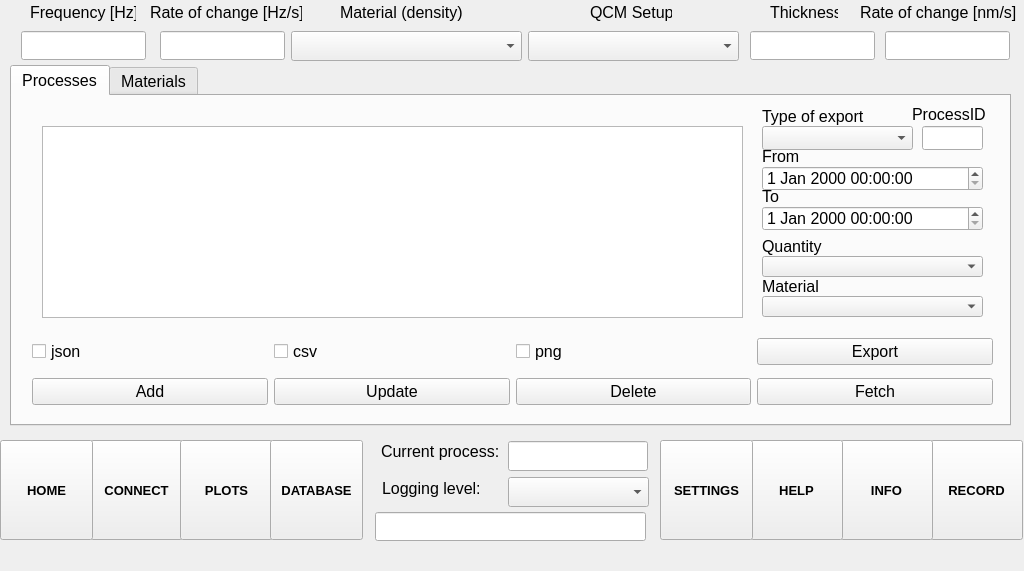
Qt form ui/form.ui (MrTheMatus/QCM_PyApp) before a commit.
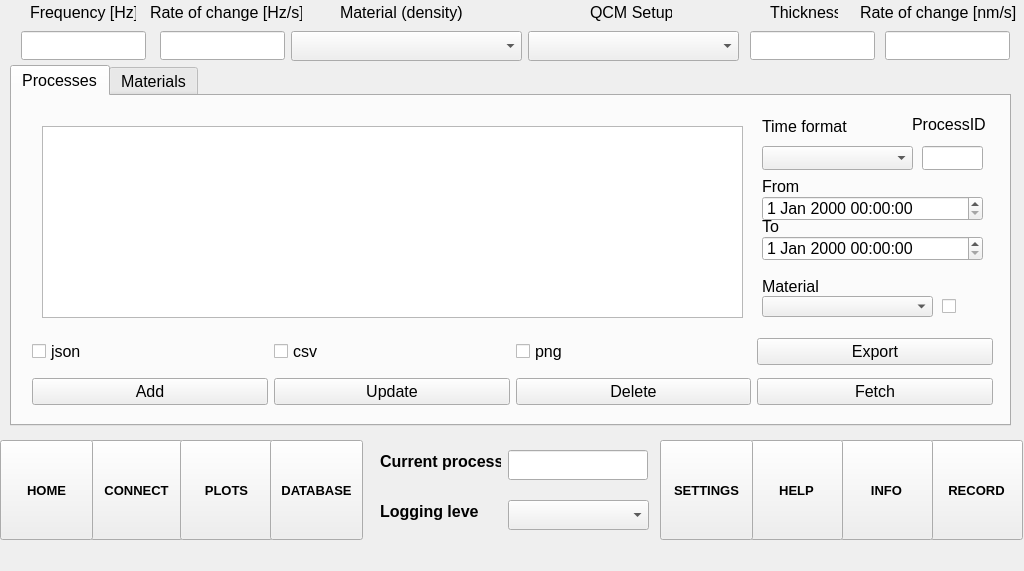
The same form after that commit. The open tabs and pages were chosen to show the change. Icons and pictures are not drawn. Custom widgets are drawn as their Qt base class.

Commit message: Add data export basics

The edit to the form file:
```diff
--- a/ui/form.ui
+++ b/ui/form.ui
@@ -622,7 +622,7 @@
         <property name="geometry">
          <rect>
           <x>910</x>
-          <y>30</y>
+          <y>50</y>
           <width>61</width>
           <height>24</height>
          </rect>
@@ -635,7 +635,7 @@
         <property name="geometry">
          <rect>
           <x>900</x>
-          <y>10</y>
+          <y>20</y>
           <width>81</width>
           <height>16</height>
          </rect>
@@ -648,7 +648,7 @@
         <property name="geometry">
          <rect>
           <x>750</x>
-          <y>70</y>
+          <y>100</y>
           <width>221</width>
           <height>25</height>
          </rect>
@@ -658,7 +658,7 @@
         <property name="geometry">
          <rect>
           <x>750</x>
-          <y>110</y>
+          <y>140</y>
           <width>221</width>
           <height>25</height>
          </rect>
@@ -669,7 +669,7 @@
          <rect>
           <x>750</x>
           <y>200</y>
-          <width>221</width>
+          <width>171</width>
           <height>21</height>
          </rect>
         </property>
@@ -683,7 +683,7 @@
         <property name="geometry">
          <rect>
           <x>750</x>
-          <y>30</y>
+          <y>50</y>
           <width>151</width>
           <height>24</height>
          </rect>
@@ -693,13 +693,13 @@
         <property name="geometry">
          <rect>
           <x>750</x>
-          <y>10</y>
+          <y>20</y>
           <width>111</width>
           <height>21</height>
          </rect>
         </property>
         <property name="text">
-         <string>Type of export</string>
+         <string>Time format</string>
         </property>
        </widget>
        <widget class="QLabel" name="processmaterialLabel">
@@ -724,7 +724,7 @@
         <property name="geometry">
          <rect>
           <x>750</x>
-          <y>50</y>
+          <y>80</y>
           <width>111</width>
           <height>21</height>
          </rect>
@@ -737,7 +737,7 @@
         <property name="geometry">
          <rect>
           <x>750</x>
-          <y>90</y>
+          <y>120</y>
           <width>111</width>
           <height>21</height>
          </rect>
@@ -746,34 +746,6 @@
          <string>To</string>
         </property>
        </widget>
-       <widget class="QLabel" name="quantityLabel">
-        <property name="geometry">
-         <rect>
-          <x>750</x>
-          <y>140</y>
-          <width>71</width>
-          <height>21</height>
-         </rect>
-        </property>
-        <property name="font">
-         <font>
-          <pointsize>12</pointsize>
-         </font>
-        </property>
-        <property name="text">
-         <string>Quantity</string>
-        </property>
-       </widget>
-       <widget class="QComboBox" name="quantityComboBox">
-        <property name="geometry">
-         <rect>
-          <x>750</x>
-          <y>160</y>
-          <width>221</width>
-          <height>21</height>
-         </rect>
-        </property>
-       </widget>
        <widget class="QWidget" name="layoutWidget_4">
         <property name="geometry">
          <rect>
@@ -814,6 +786,19 @@
          </item>
         </layout>
        </widget>
+       <widget class="QCheckBox" name="materialcheckBox">
+        <property name="geometry">
+         <rect>
+          <x>930</x>
+          <y>200</y>
+          <width>21</width>
+          <height>21</height>
+         </rect>
+        </property>
+        <property name="text">
+         <string/>
+        </property>
+       </widget>
       </widget>
       <widget class="QWidget" name="materialsTab">
        <attribute name="title">
@@ -1100,7 +1085,7 @@
     <property name="geometry">
      <rect>
       <x>508</x>
-      <y>441</y>
+      <y>450</y>
       <width>140</width>
       <height>30</height>
      </rect>
@@ -1114,8 +1099,8 @@
    <widget class="QLabel" name="processNameLabel">
     <property name="geometry">
      <rect>
-      <x>381</x>
-      <y>440</y>
+      <x>380</x>
+      <y>450</y>
       <width>121</width>
       <height>22</height>
      </rect>
@@ -1123,6 +1108,7 @@
     <property name="font">
      <font>
       <pointsize>12</pointsize>
+      <bold>true</bold>
      </font>
     </property>
     <property name="text">
@@ -1133,7 +1119,7 @@
     <property name="geometry">
      <rect>
       <x>508</x>
-      <y>477</y>
+      <y>500</y>
       <width>141</width>
       <height>30</height>
      </rect>
@@ -1147,8 +1133,8 @@
    <widget class="QLabel" name="logLabel">
     <property name="geometry">
      <rect>
-      <x>382</x>
-      <y>477</y>
+      <x>380</x>
+      <y>500</y>
       <width>99</width>
       <height>22</height>
      </rect>
@@ -1156,27 +1142,13 @@
     <property name="font">
      <font>
       <pointsize>12</pointsize>
+      <bold>true</bold>
      </font>
     </property>
     <property name="text">
      <string>Logging level:</string>
     </property>
    </widget>
-   <widget class="QLineEdit" name="logLineEdit">
-    <property name="geometry">
-     <rect>
-      <x>375</x>
-      <y>512</y>
-      <width>271</width>
-      <height>29</height>
-     </rect>
-    </property>
-    <property name="font">
-     <font>
-      <pointsize>12</pointsize>
-     </font>
-    </property>
-   </widget>
    <widget class="QLabel" name="thicknessROCLabel">
     <property name="geometry">
      <rect>
```
Left out of the diff: 6 changed lines with no effect on the pictures. The commit also changes 23 other files.
